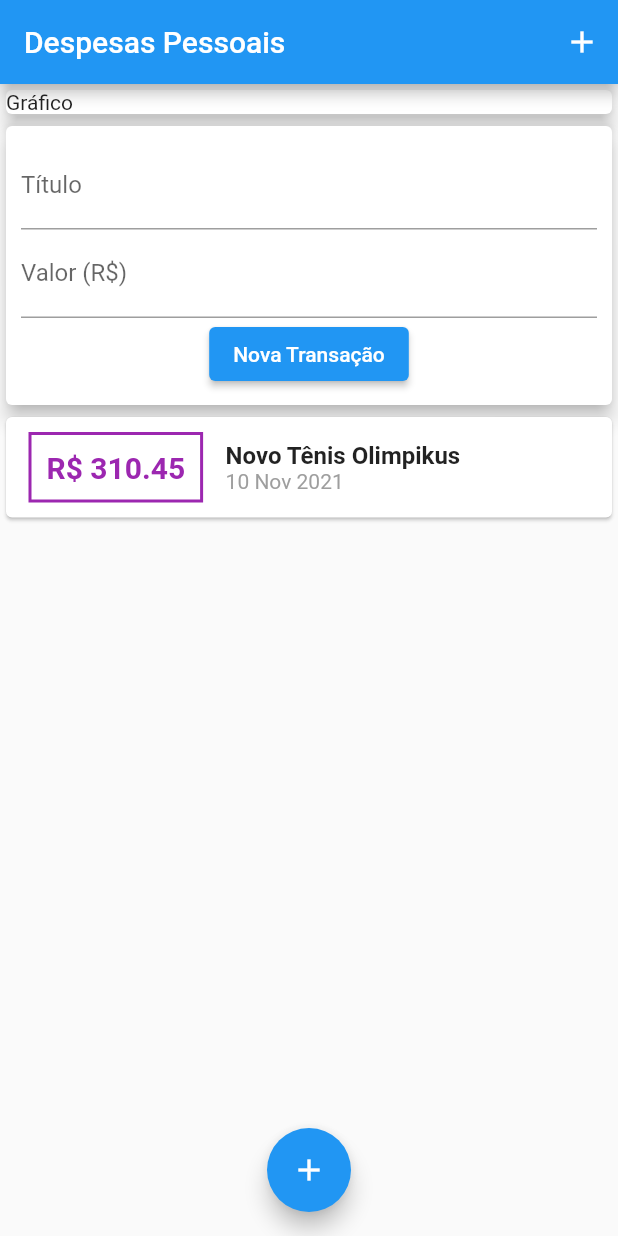
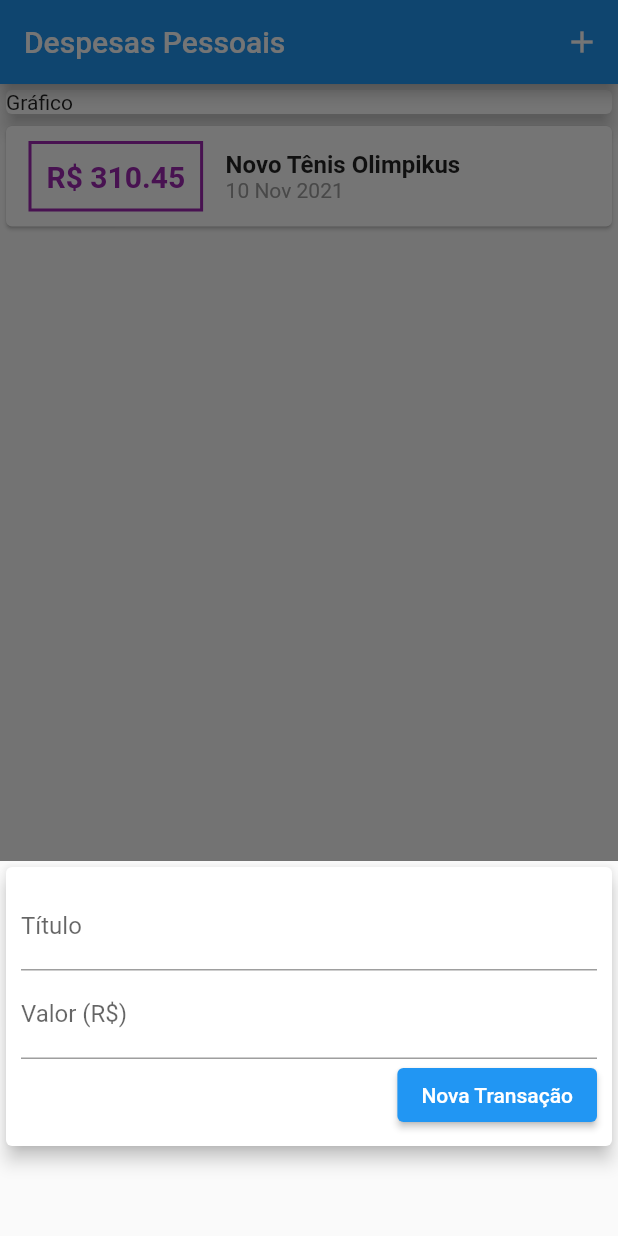
Before and after one commit to danielwaite6/DESPESAS_PESSOAIS, a Flutter app: the screen it shows after launch, after a tap on the "add" icon, on a phone screen of 412 x 824 dp. Run offline on Flutter 3.47's test engine with Material 2 defaults, Android fonts, the phone set to English and light mode, and no system bars.

Commit message:
first commit

```diff
--- a/lib/components/transaction_form.dart
+++ b/lib/components/transaction_form.dart
@@ -1,25 +1,33 @@
 import 'package:flutter/material.dart';
 import 'package:flutter/services.dart';
 
-class TransactionForm extends StatelessWidget {
-  final titleController = TextEditingController();
-  final valueController = TextEditingController();
-
+class TransactionForm extends StatefulWidget {
   final void Function(String, double) onSubmit;
 
   TransactionForm({Key? key, required this.onSubmit}) : super(key: key);
+
+  @override
+  _TransactionFormState createState() => _TransactionFormState();
+}
+
+class _TransactionFormState extends State<TransactionForm> {
+  final titleController = TextEditingController();
+  final valueController = TextEditingController();
 
   _submitForm() {
     final title = titleController.text;
     final value = double.tryParse(valueController.text) ?? 0.0;
 
     if (title.isEmpty || value <= 0) return;
-    onSubmit(title, value);
+    widget.onSubmit(title, value);
   }
 
   @override
   Widget build(BuildContext context) {
-    return Card(
+    return Container(
+      height: 250,
+      child: SingleChildScrollView(
+        child: Card(
           elevation: 5,
           child: Padding(
             padding: const EdgeInsets.all(10),
@@ -40,6 +48,9 @@ class TransactionForm extends StatelessWidget {
                   ),
                   controller: valueController,
                 ),
+                Row(
+                  mainAxisAlignment: MainAxisAlignment.end,
+                  children: [
                     ElevatedButton(
                       onPressed: _submitForm,
                       child: Text(
@@ -48,6 +59,10 @@ class TransactionForm extends StatelessWidget {
                     ),
                   ],
                 ),
+              ],
+            ),
+          ),
+        ),
       ),
     );
   }
--- a/lib/components/transaction_user.dart
+++ /dev/null
@@ -1,47 +0,0 @@
-import 'dart:math';
-
-import 'package:despesas_pessoais/components/transaction_form.dart';
-import 'package:despesas_pessoais/components/transaction_list.dart';
-import 'package:despesas_pessoais/models/transaction.dart';
-import 'package:flutter/material.dart';
-
-class TransactionUser extends StatefulWidget {
-  TransactionUser({Key? key}) : super(key: key);
-
-  @override
-  _TransactionUserState createState() => _TransactionUserState();
-}
-
-class _TransactionUserState extends State<TransactionUser> {
-  final _transactions = [
-    Transaction(
-      id: 't1',
-      title: 'Novo Tênis Olimpikus',
-      value: 310.45,
-      date: DateTime.now(),
-    ),
-  ];
-
-  _addTransaction(String title, double value) {
-    final newTransaction = Transaction(
-      id: Random().nextDouble().toString(),
-      title: title,
-      value: value,
-      date: DateTime.now(),
-    );
-
-    setState(() {
-      _transactions.add(newTransaction);
-    });
-  }
-
-  @override
-  Widget build(BuildContext context) {
-    return Column(
-      children: [
-        TransactionForm(onSubmit: _addTransaction),
-        TransactionList(transactions: _transactions),
-      ],
-    );
-  }
-}
--- a/lib/main.dart
+++ b/lib/main.dart
@@ -1,4 +1,9 @@
-import 'package:despesas_pessoais/components/transaction_user.dart';
+import 'dart:math';
+
+import 'package:despesas_pessoais/components/transaction_form.dart';
+import 'package:despesas_pessoais/components/transaction_list.dart';
+//import 'package:despesas_pessoais/components/transaction_user.dart';
+import 'package:despesas_pessoais/models/transaction.dart';
 import 'package:flutter/material.dart';
 
 main() {
@@ -16,10 +21,48 @@ class ExpensesApp extends StatelessWidget {
   }
 }
 
-class MyHomePage extends StatelessWidget {
+class MyHomePage extends StatefulWidget {
   MyHomePage({
     Key? key,
   }) : super(key: key);
+
+  @override
+  _MyHomePageState createState() => _MyHomePageState();
+}
+
+class _MyHomePageState extends State<MyHomePage> {
+  final _transactions = [
+    Transaction(
+      id: 't1',
+      title: 'Novo Tênis Olimpikus',
+      value: 310.45,
+      date: DateTime.now(),
+    ),
+  ];
+
+  _addTransaction(String title, double value) {
+    final newTransaction = Transaction(
+      id: Random().nextDouble().toString(),
+      title: title,
+      value: value,
+      date: DateTime.now(),
+    );
+
+    setState(() {
+      _transactions.add(newTransaction);
+    });
+
+    Navigator.of(context).pop();
+  }
+
+  _openTransactionFormModal(BuildContext context) {
+    showModalBottomSheet(
+      context: context,
+      builder: (_) {
+        return TransactionForm(onSubmit: _addTransaction);
+      },
+    );
+  }
 
   @override
   Widget build(BuildContext context) {
@@ -27,7 +70,10 @@ class MyHomePage extends StatelessWidget {
       appBar: AppBar(
         title: Text('Despesas Pessoais'),
         actions: [
-          IconButton(icon: Icon(Icons.add), onPressed: () {}),
+          IconButton(
+            icon: Icon(Icons.add),
+            onPressed: () => _openTransactionFormModal(context),
+          ),
         ],
       ),
       body: SingleChildScrollView(
@@ -35,18 +81,19 @@ class MyHomePage extends StatelessWidget {
           crossAxisAlignment: CrossAxisAlignment.stretch,
           children: [
             Container(
+              width: double.infinity,
               child: Card(
                 child: Text('Gráfico'),
                 elevation: 5,
               ),
             ),
-            TransactionUser(),
+            TransactionList(transactions: _transactions),
           ],
         ),
       ),
       floatingActionButton: FloatingActionButton(
         child: Icon(Icons.add),
-        onPressed: () {},
+        onPressed: () => _openTransactionFormModal(context),
       ),
       floatingActionButtonLocation: FloatingActionButtonLocation.centerFloat,
     );
```
Lines whose indentation alone changed are shown as unchanged.
